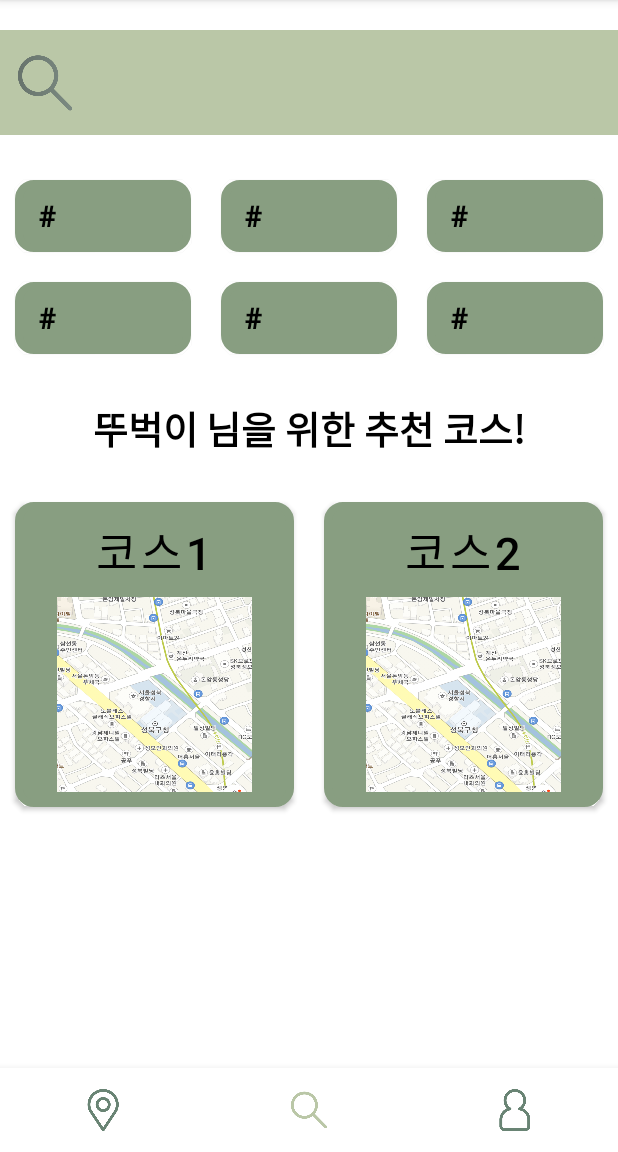
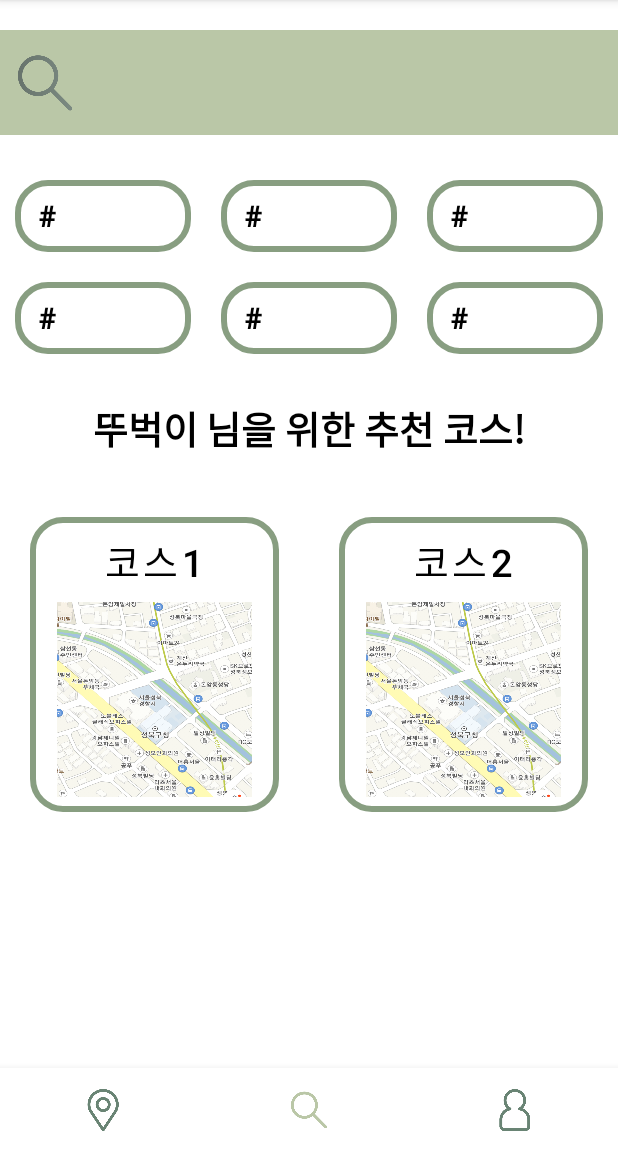
Before and after one commit to wowthing/android_ttubeok, an Android app: the screen it shows after launch (MainActivity), item 2 of the bottom bar chosen, on a phone screen of 412 x 824 dp, the part 84-1236 px from its top. Run offline under Robolectric (Android 15) with nearby library versions, the phone set to English and light mode, and no system bars; libraries missing offline, so code that uses them is left out: com.naver.maps; 3 statements that could not run were skipped.

Commit message:
검색페이지 디자인 수정

```diff
--- a/app/src/main/res/layout/fragment_bottom2.xml
+++ b/app/src/main/res/layout/fragment_bottom2.xml
@@ -39,7 +39,7 @@
                 android:layout_margin="10dp"
                 android:textSize="20dp"
                 android:textStyle="bold"
-                android:background="@drawable/white_background"
+                android:background="@drawable/login_btn"
                 android:textColor="@color/black"
                 android:textAlignment="textStart"
                 android:text="#"
@@ -53,7 +53,7 @@
                 android:layout_margin="10dp"
                 android:textSize="20dp"
                 android:textStyle="bold"
-                android:background="@drawable/white_background"
+                android:background="@drawable/login_btn"
                 android:textColor="@color/black"
                 android:textAlignment="textStart"
                 android:text="#"
@@ -67,7 +67,7 @@
                 android:layout_margin="10dp"
                 android:textSize="20dp"
                 android:textStyle="bold"
-                android:background="@drawable/white_background"
+                android:background="@drawable/login_btn"
                 android:textColor="@color/black"
                 android:textAlignment="textStart"
                 android:text="#"
@@ -87,7 +87,7 @@
             android:layout_margin="10dp"
             android:textSize="20dp"
             android:textStyle="bold"
-            android:background="@drawable/white_background"
+            android:background="@drawable/login_btn"
             android:textColor="@color/black"
             android:textAlignment="textStart"
             android:text="#"
@@ -101,7 +101,7 @@
             android:layout_margin="10dp"
             android:textSize="20dp"
             android:textStyle="bold"
-            android:background="@drawable/white_background"
+            android:background="@drawable/login_btn"
             android:textColor="@color/black"
             android:textAlignment="textStart"
             android:text="#"
@@ -115,7 +115,7 @@
             android:layout_margin="10dp"
             android:textSize="20dp"
             android:textStyle="bold"
-            android:background="@drawable/white_background"
+            android:background="@drawable/login_btn"
             android:textColor="@color/black"
             android:textAlignment="textStart"
             android:text="#"
@@ -167,13 +167,13 @@
                 android:id="@+id/button23"
                 android:layout_width="wrap_content"
                 android:layout_height="wrap_content"
-                android:background="@drawable/course_background"
+                android:background="@drawable/login_btn"
                 android:layout_gravity="center"
                 android:drawableBottom="@drawable/map3_button"
                 android:textColor="@color/black"
-                android:textSize="30dp"
+                android:textSize="25dp"
                 android:layout_weight="1"
-                android:layout_margin="10dp"
+                android:layout_margin="20dp"
                 android:text="코스1" />
 
             <Button
@@ -181,12 +181,12 @@
                 android:layout_width="wrap_content"
                 android:layout_height="wrap_content"
                 android:layout_gravity="center"
-                android:background="@drawable/course_background"
+                android:background="@drawable/login_btn"
                 android:drawableBottom="@drawable/map3_button"
                 android:textColor="@color/black"
-                android:textSize="30dp"
+                android:textSize="25dp"
                 android:layout_weight="1"
-                android:layout_margin="10dp"
+                android:layout_margin="20dp"
                 android:text="코스2" />
 
         </LinearLayout>
--- a/app/src/main/res/layout/view_search.xml
+++ b/app/src/main/res/layout/view_search.xml
@@ -13,7 +13,8 @@
         android:layout_height="278dp"
         android:orientation="vertical"
         app:layout_constraintEnd_toEndOf="parent"
-        tools:layout_editor_absoluteY="0dp">
+        tools:layout_editor_absoluteY="0dp"
+        tools:ignore="MissingConstraints">
 
         <SearchView
             android:id="@+id/searchView2"
@@ -110,7 +111,8 @@
         android:layout_width="match_parent"
         android:layout_height="791dp"
         tools:layout_editor_absoluteX="3dp"
-        tools:layout_editor_absoluteY="226dp">
+        tools:layout_editor_absoluteY="226dp"
+        tools:ignore="MissingConstraints">
 
         <LinearLayout
             android:layout_width="match_parent"
@@ -129,6 +131,7 @@
                 android:textColor="@color/black"
                 android:textStyle="bold"
                 android:textSize="30dp"
+                android:background="@drawable/course_background"
                 android:text="코스1" />
 
             <Button
@@ -168,6 +171,7 @@
                 android:textStyle="bold"
                 android:textColor="@color/black"
                 android:textSize="30dp"
+                android:background="@drawable/course_background"
                 android:text="코스4" />
 
             <Button
```
